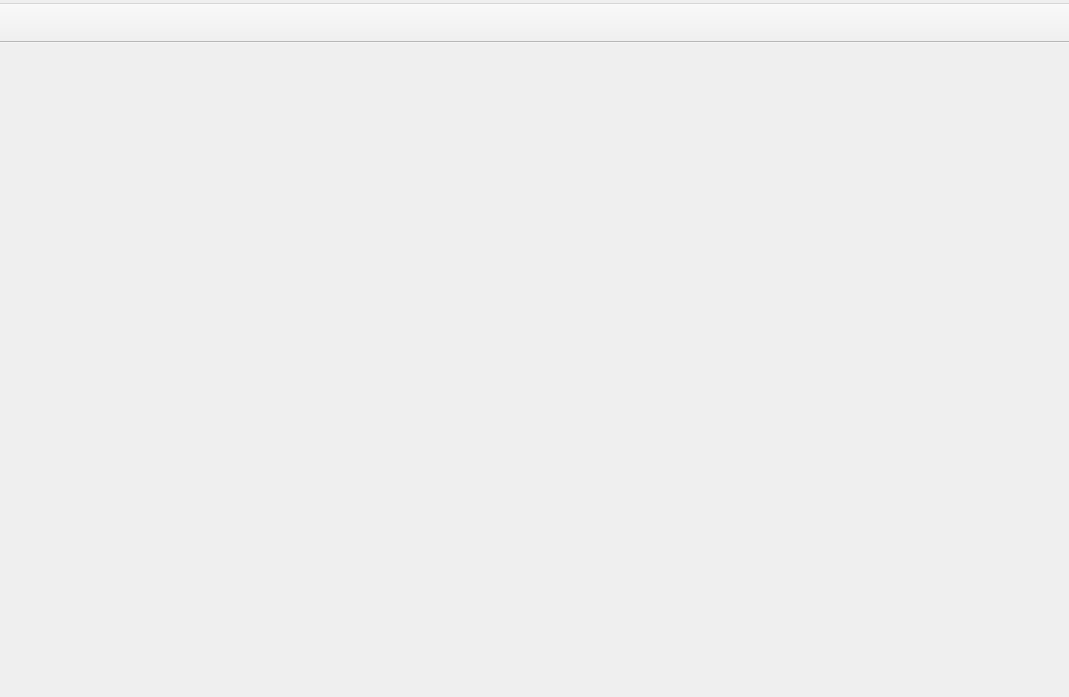
NickvisionApps/Application, file org.nickvision.application.qt/src/views/mainwindow.ui: the form before one commit.
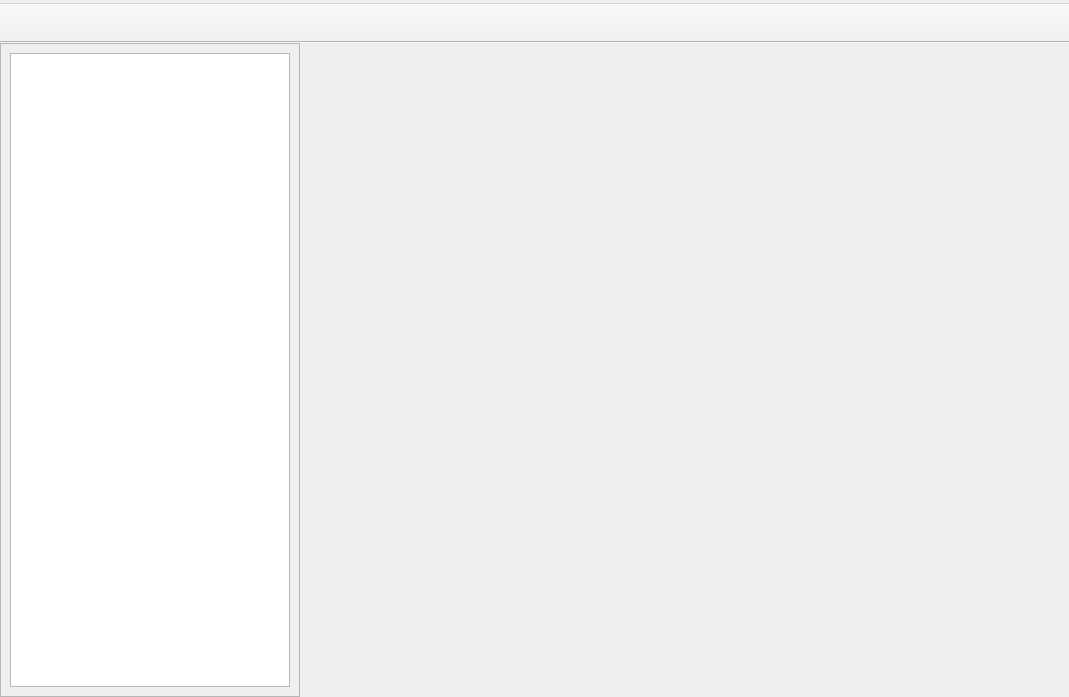
The form after the commit. Icons and pictures are not drawn.

Patch:
```diff
--- a/org.nickvision.application.qt/src/views/mainwindow.ui
+++ b/org.nickvision.application.qt/src/views/mainwindow.ui
@@ -28,6 +28,41 @@
     <property name="bottomMargin">
      <number>0</number>
     </property>
+    <item>
+     <widget class="QScrollArea" name="scrollArea">
+      <property name="maximumSize">
+       <size>
+        <width>300</width>
+        <height>16777215</height>
+       </size>
+      </property>
+      <property name="widgetResizable">
+       <bool>true</bool>
+      </property>
+      <widget class="QWidget" name="scrollAreaWidgetContents">
+       <property name="geometry">
+        <rect>
+         <x>0</x>
+         <y>0</y>
+         <width>298</width>
+         <height>633</height>
+        </rect>
+       </property>
+       <layout class="QVBoxLayout" name="verticalLayout">
+        <item>
+         <widget class="QListWidget" name="listFiles"/>
+        </item>
+       </layout>
+      </widget>
+     </widget>
+    </item>
+    <item>
+     <widget class="QLabel" name="lblFiles">
+      <property name="alignment">
+       <set>Qt::AlignmentFlag::AlignCenter</set>
+      </property>
+     </widget>
+    </item>
    </layout>
   </widget>
   <widget class="QMenuBar" name="menuBar">
```
